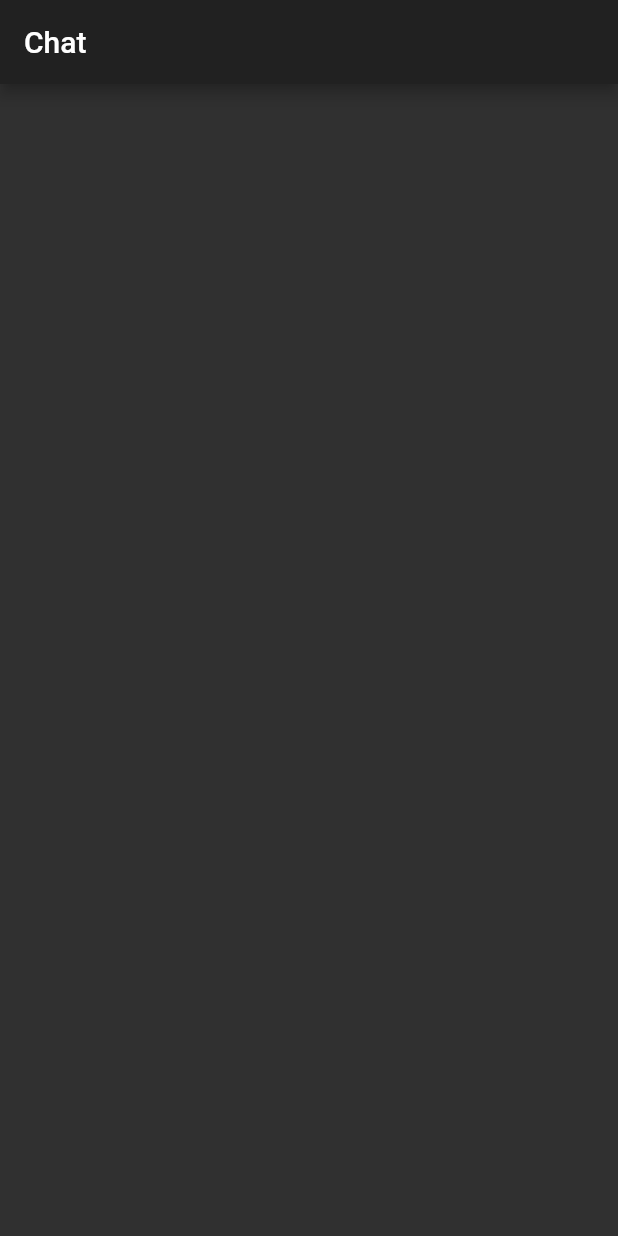
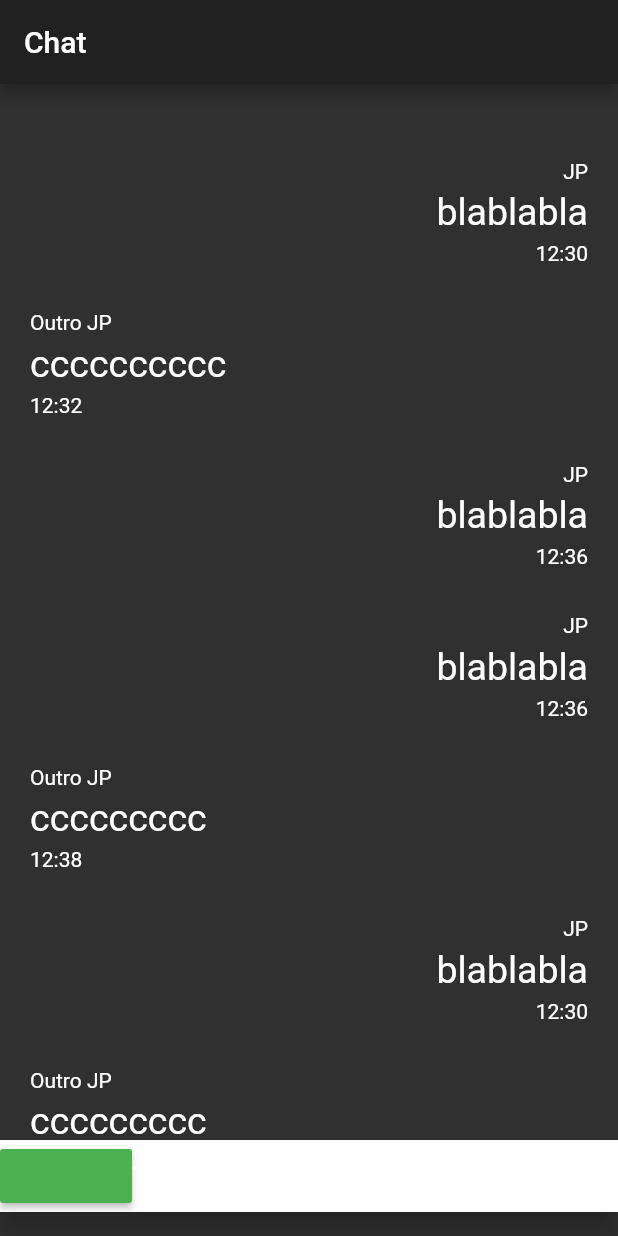
Before and after one commit to joaopaulogse/hack19flutter, a Flutter app: the screen it shows after launch, on a phone screen of 412 x 824 dp. Run offline on Flutter 3.47's test engine with Material 2 defaults, Android fonts, the phone set to English and light mode, and no system bars.

Commit message:
chat screen

```diff
--- a/lib/main.dart
+++ b/lib/main.dart
@@ -1,4 +1,5 @@
 import 'package:flutter/material.dart';
+import 'package:hack19flutter/pages/chat_page.dart';
 import 'package:hack19flutter/pages/my_home_page.dart';
 
 void main() => runApp(MyApp());
@@ -10,7 +11,8 @@ class MyApp extends StatelessWidget {
     return MaterialApp(
       title: 'Flutter Chat',
       theme: ThemeData.dark(),
-      home: MyHomePage(title: 'Chat'),
+      home: ChatPage(title: 'Chat'),
+      //home: MyHomePage(title: 'Chat'),
     );
   }
 }
--- /dev/null
+++ b/lib/model/message.dart
@@ -0,0 +1,7 @@
+class Message {
+  final String bodyMsg;
+  final String sender;
+  final String time;
+
+  Message(this.sender, this.bodyMsg, this.time);
+}
--- /dev/null
+++ b/lib/pages/chat_page.dart
@@ -0,0 +1,136 @@
+import 'package:flutter/material.dart';
+import 'package:hack19flutter/model/message.dart';
+
+class ChatPage extends StatefulWidget {
+  ChatPage({Key key, this.title}) : super(key: key);
+  final String title;
+
+  @override
+  _ChatPageState createState() => _ChatPageState();
+}
+
+class _ChatPageState extends State<ChatPage> {
+  String user = "JP";
+
+  List<Message> listMock = [
+    Message("JP", "blablabla", "12:30"),
+    Message("Outro JP", "cccccccccc", "12:32"),
+    Message("JP", "blablabla", "12:36"),
+    Message("JP", "blablabla", "12:36"),
+    Message("Outro JP", "ccccccccc", "12:38"),
+    Message("JP", "blablabla", "12:30"),
+    Message("Outro JP", "ccccccccc", "12:38"),
+    Message("Outro JP", "ccccccccc", "12:38"),
+  ];
+
+  @override
+  void initState() {
+    super.initState();
+  }
+
+  @override
+  Widget build(BuildContext context) {
+    return Scaffold(
+      resizeToAvoidBottomPadding: true,
+      appBar: AppBar(
+        title: Text(widget.title),
+      ),
+      body: _body(),
+     floatingActionButton: _appBar(),
+     floatingActionButtonLocation: FloatingActionButtonLocation.centerFloat,
+     //bottomNavigationBar: _appBar(),
+    );
+  }
+
+  Widget _body() {
+    return Container(
+      padding: EdgeInsets.all(20),
+      child: _listView(listMock),
+    );
+  }
+
+  BottomAppBar _appBar() {
+    return BottomAppBar(
+        color: Colors.white,
+        child:  Row(
+          mainAxisSize: MainAxisSize.min,
+          mainAxisAlignment: MainAxisAlignment.spaceBetween,
+          children: [
+            RaisedButton(
+              padding: EdgeInsets.only(right: 10),
+              color: Colors.green,
+              onPressed: (){},
+            ),
+            Flexible(
+            child:TextFormField(
+              cursorColor:  Colors.black,
+              style: TextStyle(color: Colors.black),
+              decoration: InputDecoration(
+                  border: InputBorder.none, hintText: 'Text'),
+            ),
+            )
+          ],
+        ),
+    );
+  }
+
+  ListView _listView(List<Message> msgList) {
+    return ListView.builder(
+        padding: EdgeInsets.only(bottom: 70),
+        itemCount: msgList.length,
+        itemBuilder: (context, i) {
+          final Message msg = msgList[i];
+          return _msgListItem(msg, _isMyMsg(msg.sender));
+        });
+  }
+
+  Widget _msgListItem(Message message, bool isMyMsg) {
+    return Column(
+        crossAxisAlignment:
+            isMyMsg ? CrossAxisAlignment.end : CrossAxisAlignment.start,
+        children: [
+          _senderMsg(message.sender),
+          _bodyMsg(message.bodyMsg),
+          _timeMsg(message.time),
+        ]);
+  }
+
+  bool _isMyMsg(String user) {
+    return user == this.user;
+  }
+
+  Widget _senderMsg(String text) {
+    return Padding(
+      padding: const EdgeInsets.only(top: 30.0),
+      child: Text(
+        text,
+        maxLines: 1,
+        overflow: TextOverflow.ellipsis,
+      ),
+    );
+  }
+
+  Widget _bodyMsg(String text) {
+    return Padding(
+      padding: const EdgeInsets.only(top: 5.0),
+      child: Text(
+        text,
+        overflow: TextOverflow.ellipsis,
+        style: TextStyle(
+          fontSize: 25.0,
+        ),
+      ),
+    );
+  }
+
+  Widget _timeMsg(String text) {
+    return Padding(
+      padding: const EdgeInsets.only(top: 5.0),
+      child: Text(
+        text,
+        maxLines: 1,
+        overflow: TextOverflow.ellipsis,
+      ),
+    );
+  }
+}
```
Also changed, not shown: pubspec.lock.
